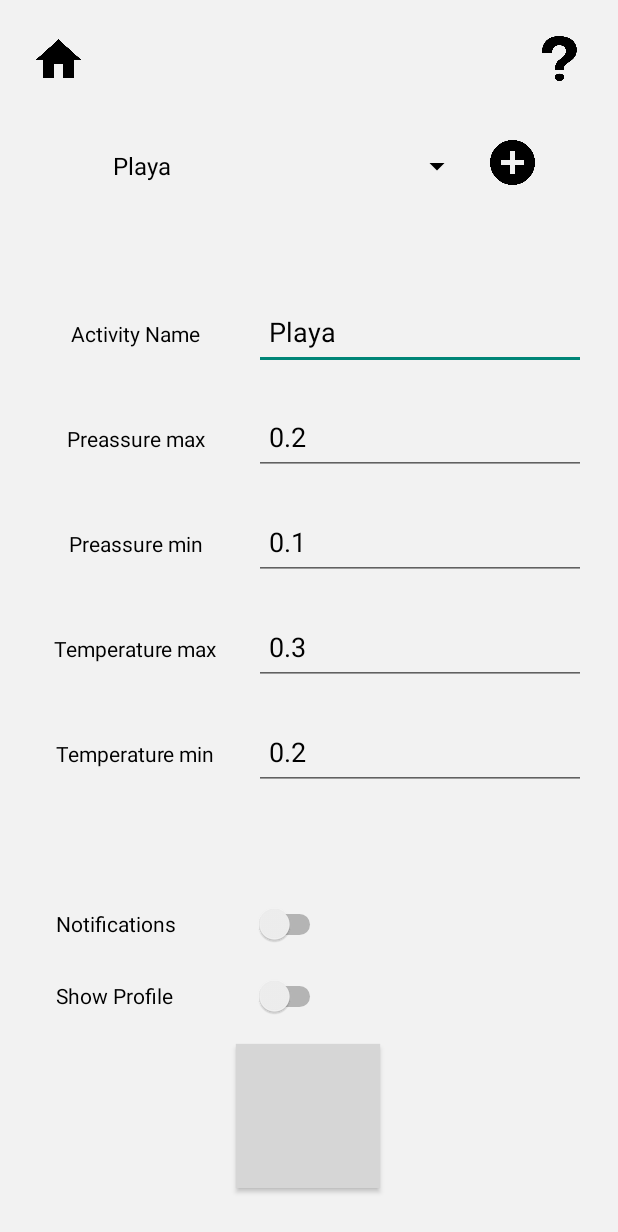
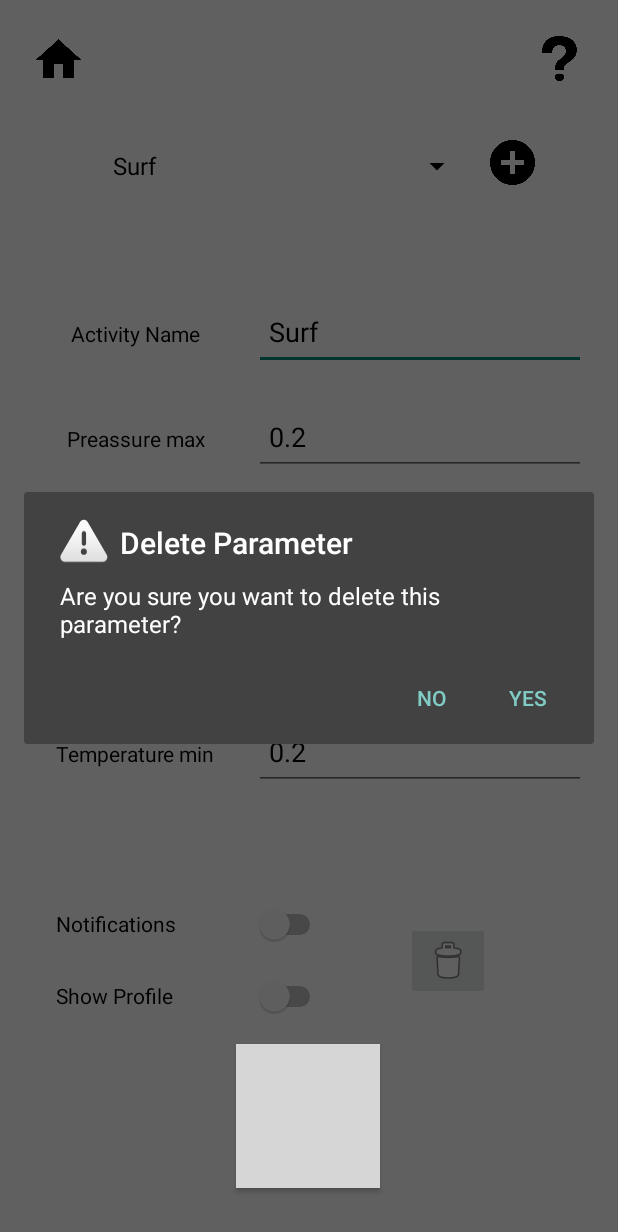
Before and after one commit to ssanjogo/Weadives, an Android app: the ConfiguracionDePreferencias screen opened directly, with no data from a screen before it, after a tap on an icon or button, on a phone screen of 412 x 824 dp. Shown: the top 1232 px of the screen. Run offline under Robolectric (Android 15) with nearby library versions, the phone set to English and light mode, and no system bars; 1 other tap on this screen came first; grey boxes are pictures that could not be loaded.

Commit message:
US-FE-80 Confirmacion eliminar parametros

```diff
--- a/app/src/main/java/com/example/weadives/ConfiguracionDePreferencias/ConfiguracionDePreferencias.java
+++ b/app/src/main/java/com/example/weadives/ConfiguracionDePreferencias/ConfiguracionDePreferencias.java
@@ -3,6 +3,7 @@ package com.example.weadives.ConfiguracionDePreferencias;
 import android.app.AlertDialog;
 import android.app.Dialog;
 import android.content.Context;
+import android.content.DialogInterface;
 import android.content.Intent;
 import android.content.SharedPreferences;
 import android.content.res.Resources;
@@ -288,9 +289,13 @@ public class ConfiguracionDePreferencias extends AppCompatActivity {
             }
         });
 
-        btn_basura.setOnClickListener(new View.OnClickListener() {
-            @Override
-            public void onClick(View view) {
+        AlertDialog.Builder dialog=new AlertDialog.Builder(this)
+                .setIcon(android.R.drawable.ic_dialog_alert)
+                .setTitle(resources.getString(R.string.deletePar1))
+                .setMessage(resources.getString(R.string.deletepar2))
+                .setPositiveButton(resources.getString(R.string.afirmativo), new DialogInterface.OnClickListener()
+                {@Override
+                public void onClick(DialogInterface dialog, int which) {
                     btn_basura.startAnimation(animation);
                     ViewModelParametros.getSingletonInstance().deleteParametro((ParametrosClass) spinner.getSelectedItem());
                     spinner.setSelection(0);
@@ -306,13 +311,27 @@ public class ConfiguracionDePreferencias extends AppCompatActivity {
                         ViewModelParametros.getSingletonInstance().addParametro(newParametro);
                         spinner.setSelection(adapter.getPosition(newParametro));
                         spinner.setSelection(0);
+                    }
+                }
 
-                }
+                })
+                .setNegativeButton(resources.getString(R.string.negativo), null);
+
+        btn_basura.setOnClickListener(new View.OnClickListener() {
+            @Override
+            public void onClick(View view) {
+
+
+                dialog.show();
 
 
 
             }
         });
+
+
+
+
 
         btn_guardar.setOnClickListener(new View.OnClickListener() {
             @Override
--- a/app/src/main/res/values/strings.xml
+++ b/app/src/main/res/values/strings.xml
@@ -69,4 +69,6 @@
     <string name="ayudapreferencias2" > With the button Save, you would be able to sabe the preference and using the switches you could activate notificatios or upload to your profile if you have one! </string>
     <string name="ayuda"> Guide to the user</string>
     <string name="txtContraseña">password</string>
+    <string name="deletePar1">Delete Parameter</string>
+    <string name="deletepar2">Are you sure you want to delete this parameter?</string>
 </resources>
```
Also changed, not shown: 1 other file. Lines whose indentation alone changed are shown as unchanged.
